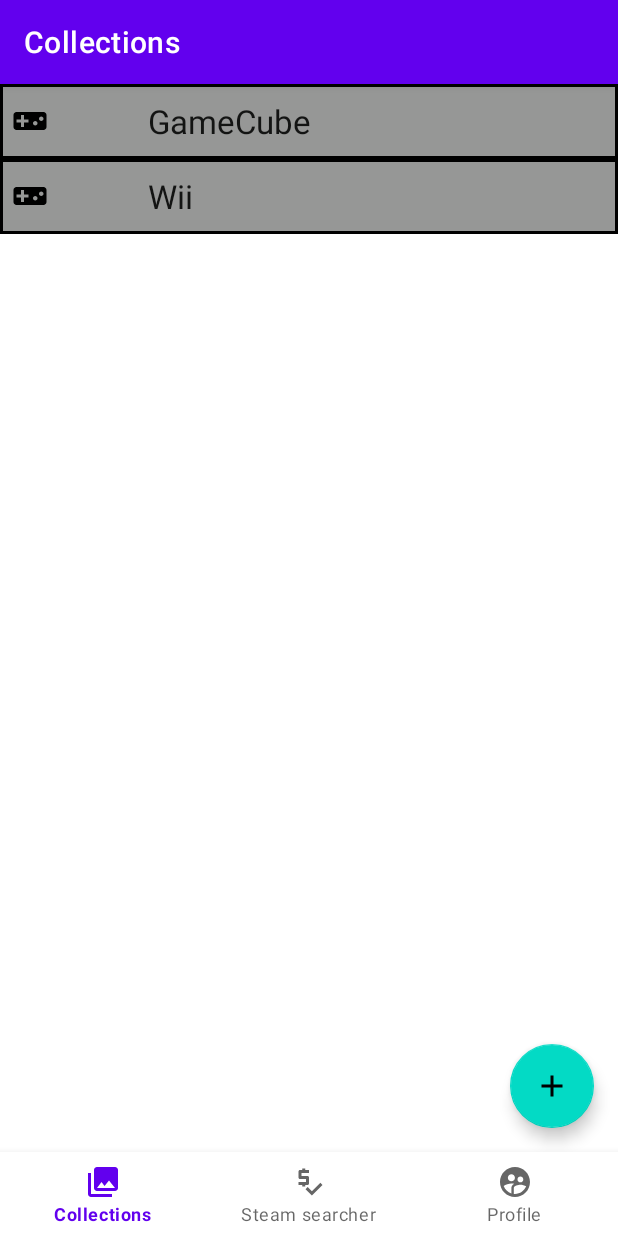
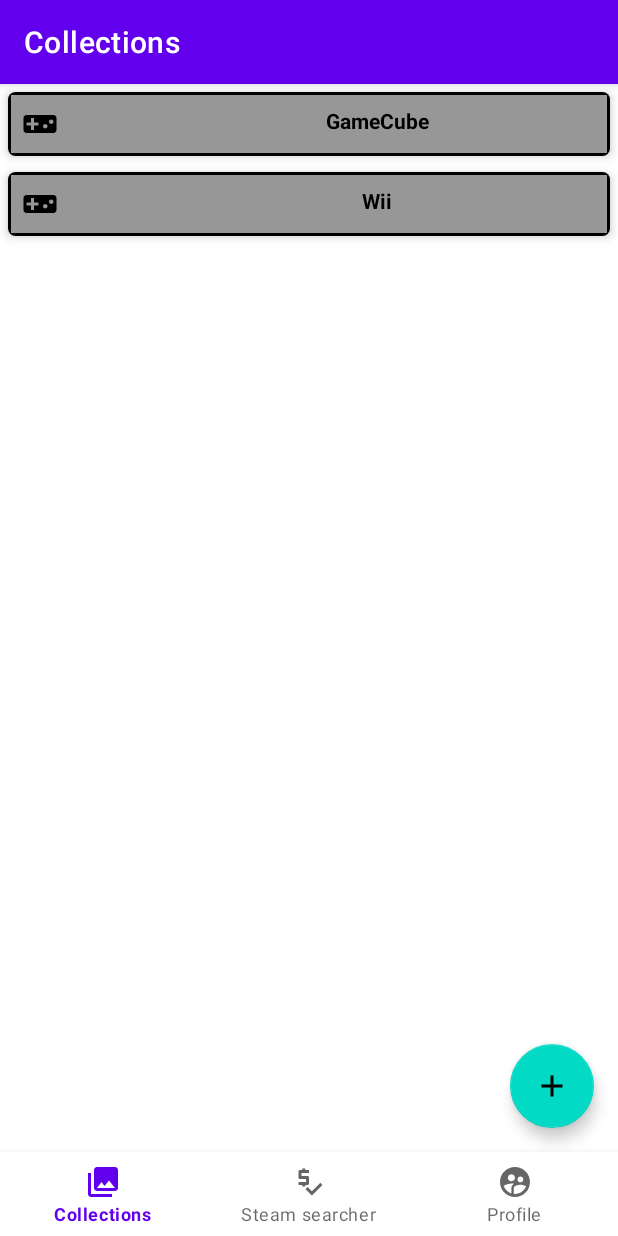
Before and after one commit to wannesvanderlinden/androidProjcectCollectly, an Android app: the screen it shows after launch (MainActivity), on a phone screen of 412 x 824 dp. Run offline under Robolectric (Android 15) with nearby library versions, the phone set to English and light mode, and no system bars; our stand-ins replace Firebase (no records; nobody signed in at launch, a user with empty details on screens opened directly), Room's generated code, navigation-ui; libraries missing offline, so code that uses them is left out: com.journeyapps.barcodescanner.

Commit message:
fix: change some layout

```diff
--- a/app/src/main/java/com/example/androidprojcectcollectly/ui/collections/GameConsoleFragment.kt
+++ b/app/src/main/java/com/example/androidprojcectcollectly/ui/collections/GameConsoleFragment.kt
@@ -27,6 +27,13 @@
     // This property is only valid between onCreateView and
     // onDestroyView.
     private val binding get() = _binding!!
+    override fun onCreate(savedInstanceState: Bundle?) {
+        super.onCreate(savedInstanceState)
+        //define inflatertransition
+        val inflaterTran = TransitionInflater.from(requireContext())
+        exitTransition = inflaterTran.inflateTransition(R.transition.fade)
+        enterTransition = inflaterTran.inflateTransition(R.transition.slide_right)
+    }
 
     override fun onCreateView(
         inflater: LayoutInflater,
@@ -34,10 +41,7 @@
         savedInstanceState: Bundle?
     ): View {
 
-//define inflatertransition
-        val inflaterTran = TransitionInflater.from(requireContext())
-        exitTransition = inflaterTran.inflateTransition(R.transition.fade)
-        enterTransition = inflaterTran.inflateTransition(R.transition.slide_right)
+
         val homeViewModel =
             ViewModelProvider(this).get(HomeViewModel::class.java)
 
--- a/app/src/main/java/com/example/androidprojcectcollectly/ui/game/GamesFragment.kt
+++ b/app/src/main/java/com/example/androidprojcectcollectly/ui/game/GamesFragment.kt
@@ -34,9 +34,11 @@
 
     override fun onCreate(savedInstanceState: Bundle?) {
         super.onCreate(savedInstanceState)
-
+        //define inflatertransition
+        val inflaterTran = TransitionInflater.from(requireContext())
+        exitTransition = inflaterTran.inflateTransition(R.transition.fade)
+        enterTransition = inflaterTran.inflateTransition(R.transition.slide_right)
     }
-
     override fun onCreateView(
         inflater: LayoutInflater, container: ViewGroup?,
         savedInstanceState: Bundle?
@@ -47,8 +49,7 @@
         val root: View = binding.root
 //define inflatertransition
         val inflaterTran = TransitionInflater.from(requireContext())
-        exitTransition = inflaterTran.inflateTransition(R.transition.fade)
-        enterTransition = inflaterTran.inflateTransition(R.transition.slide_right)
+
 
         val recyclerView = binding.recyclerview
         //create the adapter and let some listeners with there attribute
--- a/app/src/main/java/com/example/androidprojcectcollectly/ui/profile/ProfileFragment.kt
+++ b/app/src/main/java/com/example/androidprojcectcollectly/ui/profile/ProfileFragment.kt
@@ -35,6 +35,13 @@
     // This property is only valid between onCreateView and
     // onDestroyView.
     private val binding get() = _binding!!
+    override fun onCreate(savedInstanceState: Bundle?) {
+        super.onCreate(savedInstanceState)
+        //define inflatertransition
+        val inflaterTran = TransitionInflater.from(requireContext())
+        exitTransition = inflaterTran.inflateTransition(R.transition.fade)
+        enterTransition = inflaterTran.inflateTransition(R.transition.slide_right)
+    }
 
     override fun onCreateView(
         inflater: LayoutInflater,
@@ -46,10 +53,7 @@
 
         _binding = FragmentProfileBinding.inflate(inflater, container, false)
         val root: View = binding.root
-        //define inflatertransition
-        val inflaterTran = TransitionInflater.from(requireContext())
-        exitTransition = inflaterTran.inflateTransition(R.transition.fade)
-        enterTransition = inflaterTran.inflateTransition(R.transition.slide_right)
+
 
         //Darkmode switch
         var darkmodeSwitch = binding.darkMode
--- a/app/src/main/java/com/example/androidprojcectcollectly/ui/steamProfileSearcher/SteamProfileSearcherFragment.kt
+++ b/app/src/main/java/com/example/androidprojcectcollectly/ui/steamProfileSearcher/SteamProfileSearcherFragment.kt
@@ -29,6 +29,13 @@
     // This property is only valid between onCreateView and
     // onDestroyView.
     private val binding get() = _binding!!
+    override fun onCreate(savedInstanceState: Bundle?) {
+        super.onCreate(savedInstanceState)
+        //define inflatertransition
+        val inflaterTran = TransitionInflater.from(requireContext())
+        exitTransition = inflaterTran.inflateTransition(R.transition.fade)
+        enterTransition = inflaterTran.inflateTransition(R.transition.slide_right)
+    }
 
     override fun onCreateView(
         inflater: LayoutInflater,
@@ -38,10 +45,7 @@
         val dashboardViewModel =
             ViewModelProvider(this).get(DashboardViewModel::class.java)
 
-        //define inflatertransition
-        val inflaterTran = TransitionInflater.from(requireContext())
-        exitTransition = inflaterTran.inflateTransition(R.transition.fade)
-        enterTransition = inflaterTran.inflateTransition(R.transition.slide_right)
+
 
 
         _binding = FragmentSteamProfileSearcherBinding.inflate(inflater, container, false)
--- a/app/src/main/res/layout/activity_main.xml
+++ b/app/src/main/res/layout/activity_main.xml
@@ -4,6 +4,8 @@
     android:id="@+id/container"
     android:layout_width="match_parent"
     android:layout_height="match_parent"
+
+    android:orientation="vertical"
     >
 
     <com.google.android.material.bottomnavigation.BottomNavigationView
@@ -22,7 +24,6 @@
         android:id="@+id/nav_host_fragment_activity_nav"
         android:name="androidx.navigation.fragment.NavHostFragment"
         android:layout_width="match_parent"
-
         android:layout_height="0dp"
         app:defaultNavHost="true"
         app:layout_constraintBottom_toTopOf="@id/nav_view"
--- a/app/src/main/res/layout/recyclerview_item.xml
+++ b/app/src/main/res/layout/recyclerview_item.xml
@@ -1,29 +1,40 @@
 <?xml version="1.0" encoding="utf-8"?>
-<androidx.constraintlayout.widget.ConstraintLayout xmlns:android="http://schemas.android.com/apk/res/android"
+<androidx.cardview.widget.CardView xmlns:android="http://schemas.android.com/apk/res/android"
     xmlns:app="http://schemas.android.com/apk/res-auto"
-    android:orientation="vertical"
     android:layout_width="match_parent"
-    android:layout_height="50dp">
+    android:layout_height="wrap_content"
+    android:layout_gravity="center"
+    android:layout_margin="5dp"
+    app:cardCornerRadius="5dp"
+    app:cardElevation="4dp">
+    <LinearLayout
+        android:background="@drawable/border"
+        android:layout_width="match_parent"
+        android:layout_height="wrap_content"
+        android:orientation="vertical">
 
     <TextView
-       android:layout_marginTop="0px"
-        android:layout_marginBottom="0px"
+
         android:id="@+id/textView"
-        style="@style/gameConsole_title"
-        android:layout_width="match_parent"
-        android:layout_height="match_parent"
-        android:gravity="center_vertical"
+
         app:layout_constraintTop_toTopOf="parent"
         app:layout_constraintBottom_toBottomOf="parent"
 
-
-        android:background="@drawable/border"
-
+        android:layout_width="match_parent"
+        android:layout_height="wrap_content"
+        android:layout_gravity="center"
+        android:layout_margin="5dp"
+        android:padding="4dp"
         android:drawableLeft="@drawable/ic_baseline_videogame_asset_24"
         android:drawablePadding="100px"
+        android:textAlignment="center"
+        android:textColor="@color/black"
+        android:textStyle="bold"
+
 
 
 
 
         />
-</androidx.constraintlayout.widget.ConstraintLayout>
+    </LinearLayout>
+</androidx.cardview.widget.CardView>
```
